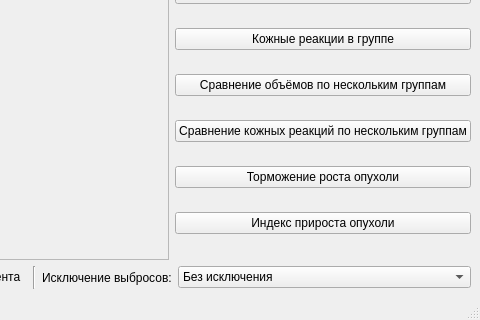
Qt form ui/gui.ui (cobaltCorsair/neuro_stats) before a commit; both pictures show x 660 to 1140 and y 186 to 506 of the 1140 by 506 pixel window.
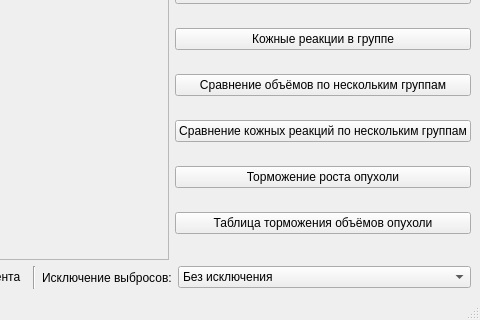
The same form after that commit.

What changed in the file:
```diff
--- a/ui/gui.ui
+++ b/ui/gui.ui
@@ -114,7 +114,7 @@
             <item>
              <widget class="QPushButton" name="pushButton_6">
               <property name="text">
-               <string>Индекс прироста опухоли</string>
+               <string>Таблица торможения объёмов опухоли</string>
               </property>
              </widget>
             </item>
```
